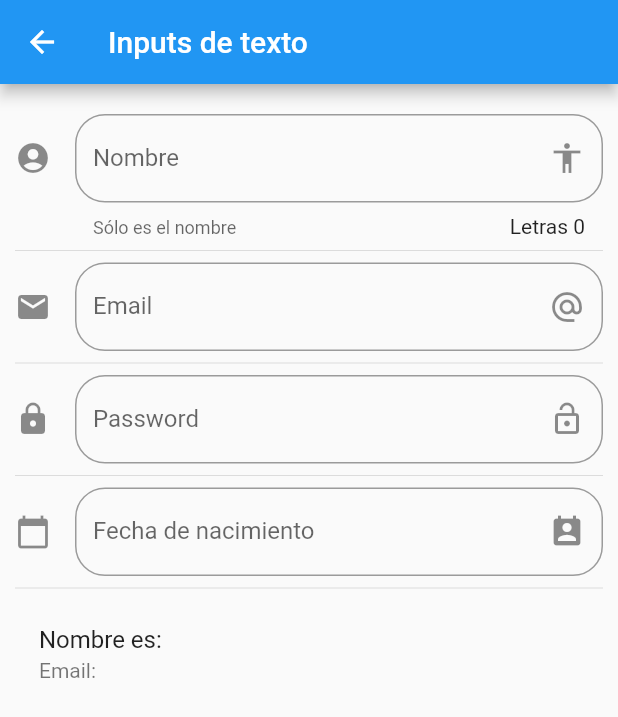
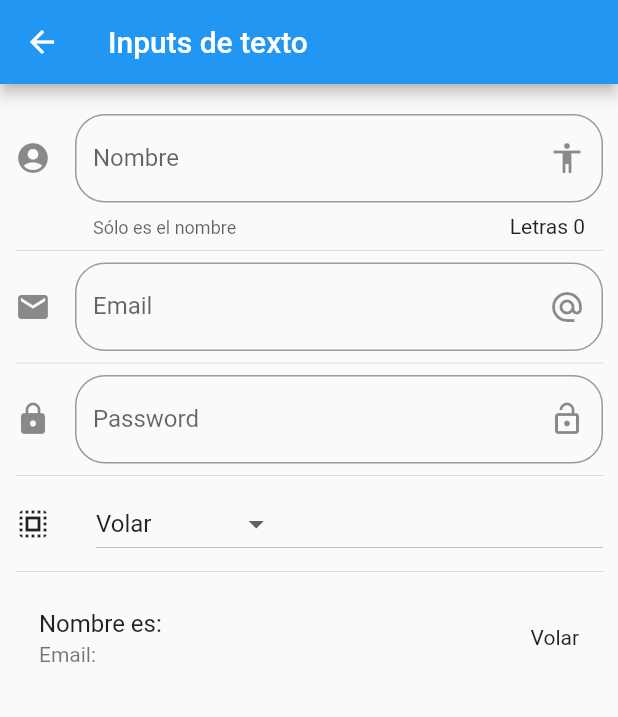
Before and after one commit to marlasantos24/Seccion6_ComponentesFlutter, a Flutter app: the InputPage screen opened by its route, on a phone screen of 412 x 824 dp. Shown: the top 717 px of the screen. Run offline on Flutter 3.47's test engine with Material 2 defaults, Android fonts, the phone set to English and light mode, and no system bars.

Commit message:
InputPage_Dropdown&DropdownMenuItem

```diff
--- a/lib/src/pages/input_page.dart
+++ b/lib/src/pages/input_page.dart
@@ -12,6 +12,9 @@ class _InputPageState extends State<InputPage> {
    String _nombre = '';
    String _email = '';
    String _fecha= '';
+   String _opcionSeleccionada = 'Volar';
+
+   List <String> _poderes = ['Volar', 'Rayos X', 'Super Aliento', 'Super Fuerza'];
 
    TextEditingController _inputFieldDateController = new TextEditingController();
 
@@ -30,7 +33,7 @@ class _InputPageState extends State<InputPage> {
           Divider(),
            _crearPassword(),
           Divider(),
-          _crearFecha(context),
+          _crearDropdown(),
           Divider(),
           _crearPersona()
         ],
@@ -105,10 +108,45 @@ class _InputPageState extends State<InputPage> {
     }
   }
 
+  List<DropdownMenuItem <String> > getOpcionesDropdown(){
+    List <DropdownMenuItem <String>> lista = [];
+
+    _poderes.forEach((poder) {
+      lista.add(DropdownMenuItem(
+        child: Text(poder),
+        value: poder,
+      ));
+    });
+    return lista;
+  }
+
+   _crearDropdown() {
+     return Row(
+       children: <Widget> [
+         Icon(Icons.select_all),
+         SizedBox(width: 30.0),
+        Expanded(
+           child: DropdownButton <String>(
+               value: _opcionSeleccionada,
+               items: getOpcionesDropdown(),
+               onChanged: (opt){
+                 setState(() {
+            _opcionSeleccionada = opt.toString();
+
+                 });
+               },
+              ),
+         )
+       ],
+       );
+
+   }
+
   _crearPersona() {
     return ListTile(
       title: Text('Nombre es: $_nombre'),
       subtitle: Text('Email: $_email'),
+      trailing: Text(_opcionSeleccionada),
 
     );
   }
@@ -155,4 +193,6 @@ class _InputPageState extends State<InputPage> {
 
 
 
+
+
 }
```
